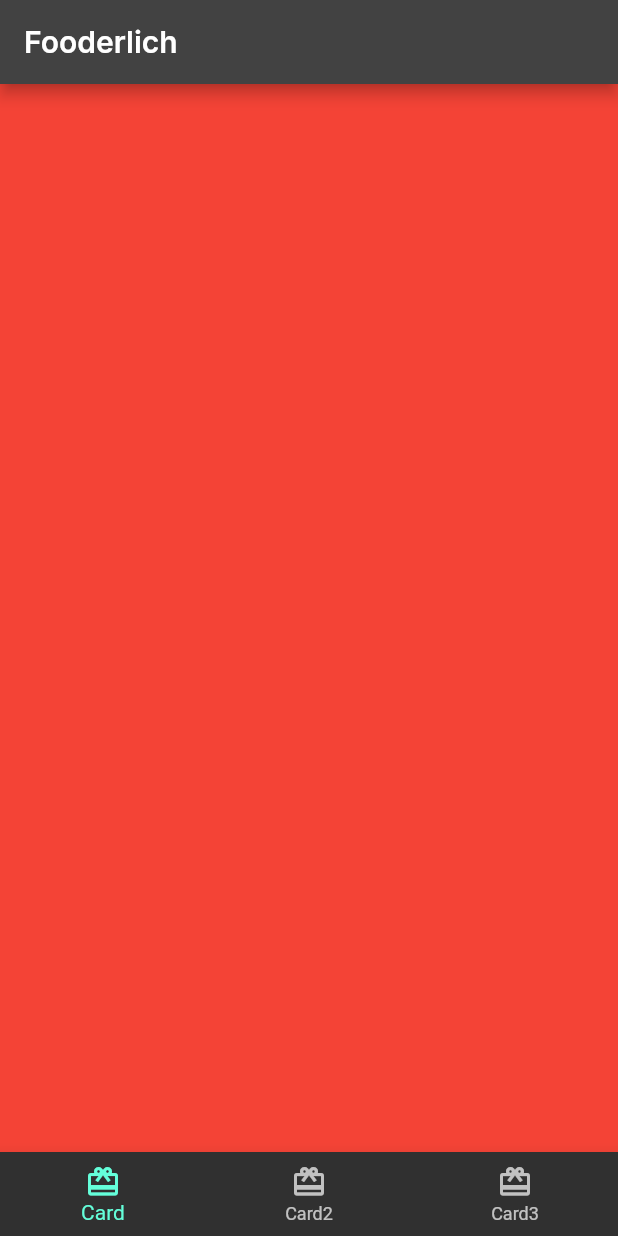
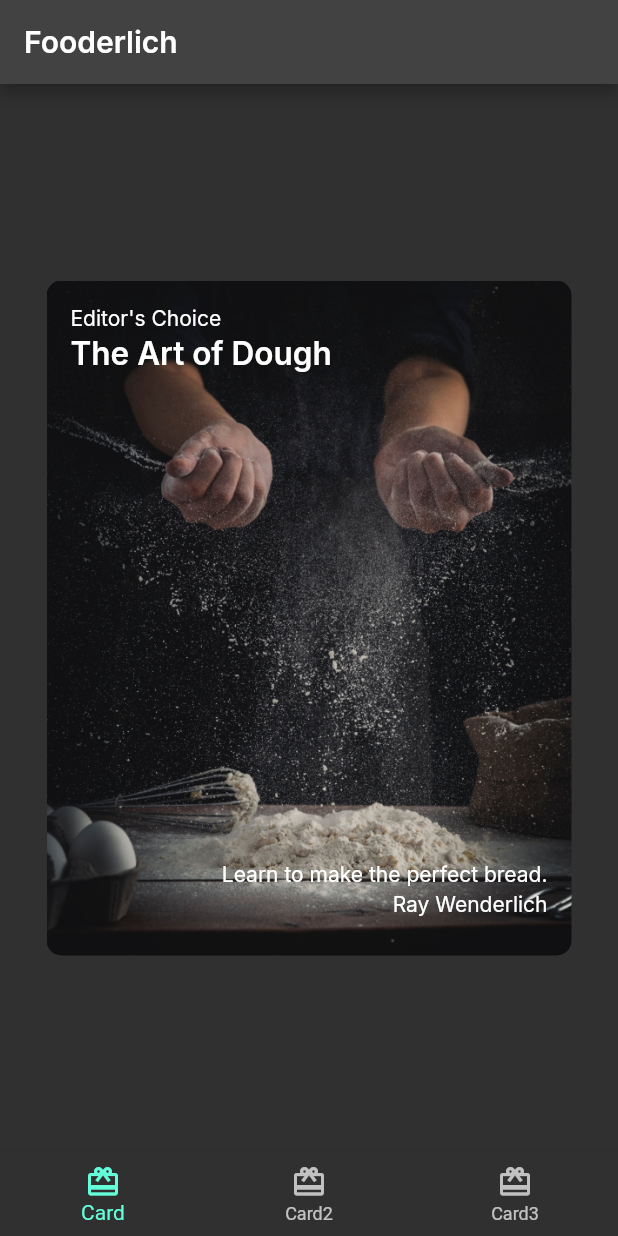
Before and after one commit to kaylaatsila/fooderlich, a Flutter app: the screen it shows after launch, on a phone screen of 412 x 824 dp. Run offline on Flutter 3.47's test engine with Material 2 defaults, Android fonts, the phone set to English and light mode, and no system bars; our stand-ins replace google_fonts.

Commit message:
12th step

```diff
--- /dev/null
+++ b/lib/card1.dart
@@ -0,0 +1,58 @@
+import 'package:flutter/material.dart';
+import 'fooderlich_theme.dart';
+
+class Card1 extends StatelessWidget {
+  const Card1({Key? key}) : super(key: key);
+  final String category = 'Editor\'s Choice';
+  final String title = 'The Art of Dough';
+  final String description = 'Learn to make the perfect bread.';
+  final String chef = 'Ray Wenderlich';
+
+  @override
+  Widget build(BuildContext context) {
+    return Center(
+      child: Container(
+        child: Stack(
+          children: [
+            Text(
+              category,
+              style: FooderlichTheme.darkTextTheme.bodyText1,
+            ),
+            Positioned(
+              child: Text(
+                title,
+                style: FooderlichTheme.darkTextTheme.headline2,
+              ),
+              top: 20,
+            ),
+            Positioned(
+              child: Text(
+                description,
+                style: FooderlichTheme.darkTextTheme.bodyText1,
+              ),
+              bottom: 30,
+              right: 0,
+            ),
+            Positioned(
+              child: Text(
+                chef,
+                style: FooderlichTheme.darkTextTheme.bodyText1,
+              ),
+              bottom: 10,
+              right: 0,
+            )
+          ],
+        ),
+        padding: const EdgeInsets.all(16),
+        constraints: const BoxConstraints.expand(width: 350, height: 450),
+        decoration: const BoxDecoration(
+          image: DecorationImage(
+            image: AssetImage('assets/mag1.png'),
+            fit: BoxFit.cover,
+          ),
+          borderRadius: BorderRadius.all(Radius.circular(10.0)),
+        ),
+      ),
+    );
+  }
+}
--- a/lib/home.dart
+++ b/lib/home.dart
@@ -1,4 +1,5 @@
 import 'package:flutter/material.dart';
+import 'card1.dart';
 
 class Home extends StatefulWidget {
   const Home({Key? key}) : super(key: key);
@@ -10,9 +11,7 @@ class _HomeState extends State<Home> {
   int _selectedIndex = 0;
 
   static List<Widget> pages = <Widget>[
-    Container(
-      color: Colors.red,
-    ),
+    const Card1(),
     Container(
       color: Colors.green,
     ),
```
Also changed, not shown: pubspec.yaml (+5 -3 lines), assets/author_katz.jpeg (added), assets/mag1.png (added), assets/mag2.png (added), assets/mag5.png (added).
